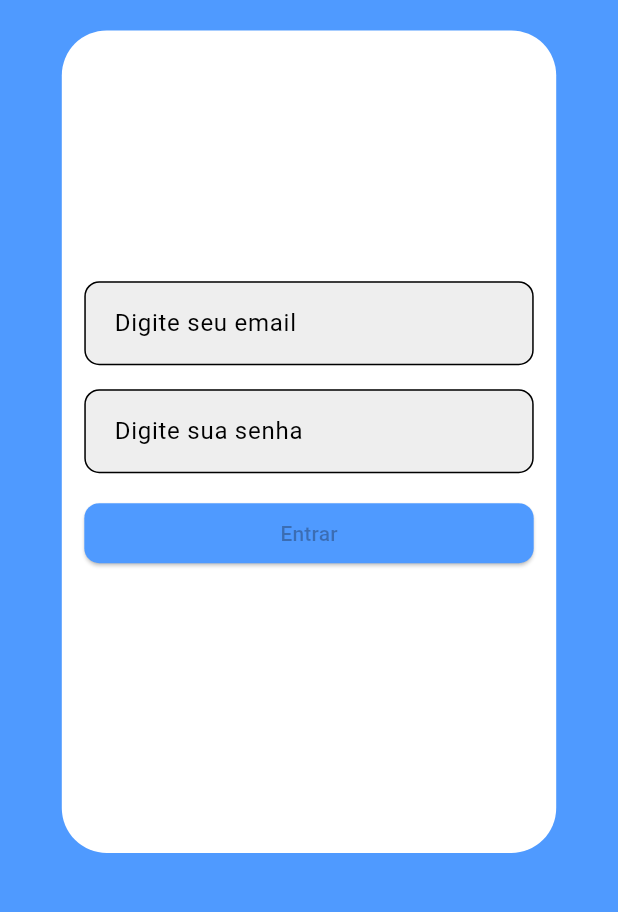
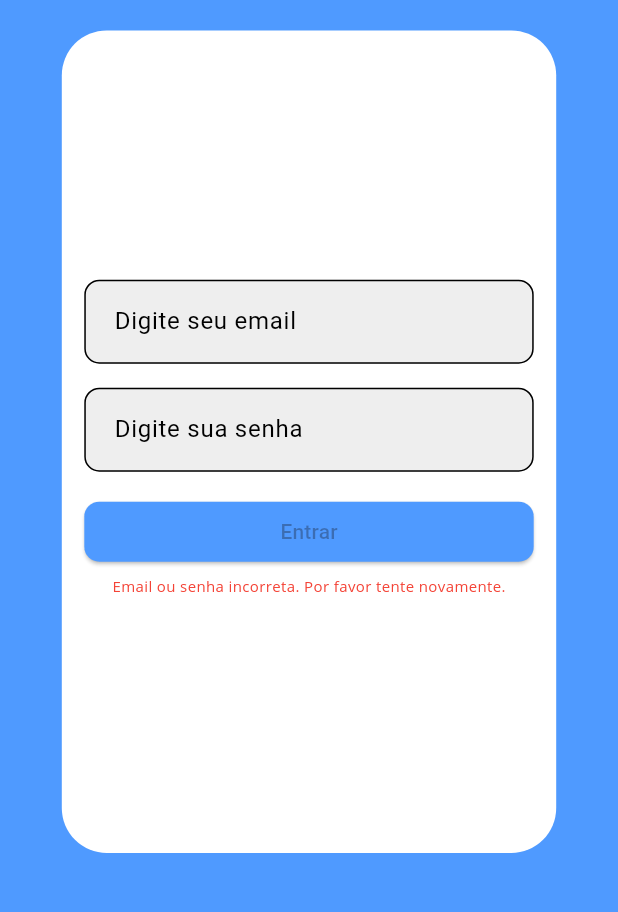
Before and after one commit to pedrohns/Calorie-Tracker-Mobile, a Flutter app: the screen it shows after launch, after a tap on "Entrar", on a phone screen of 412 x 824 dp, the part 293-1205 px from its top. Run offline on Flutter 3.47's test engine with Material 3 defaults, Android fonts, the phone set to English and light mode, and no system bars; our stand-ins replace dio, fl_chart, flutter_mobx, flutter_staggered_animations, get_it, mobx and 4 more; generated files the repository leaves out were written again; network calls fail.

Commit message:
Parte de login feita

```diff
--- a/calorie_tracker/lib/network/http.dart
+++ b/calorie_tracker/lib/network/http.dart
@@ -1,21 +1,19 @@
 import 'package:dio/dio.dart';
 
 const String baseUrl = "http://10.0.2.2:8080/";
-var dio = Dio();
+Dio _dio = Dio();
 
 class Http {
   static void configureDio() {
-    dio.options.connectTimeout = 1000 * 60 * 1;
-    dio.options.headers = {'Content-Type': 'application/json'};
+    _dio.options.connectTimeout = 1000 * 60 * 1;
+    _dio.options.headers = {'Content-Type': 'application/json'};
   }
 
   Future<dynamic> createConnection(String url) async {
     try {
       configureDio();
-      var response = await dio.get('http://10.0.2.2:8080/$url');
+      var response = await _dio.get('http://10.0.2.2:8080/$url');
       print('Http - ${response.data["food"].runtimeType}');
-      // print('Http - ${response.data["food"]}');
-      // print('Http - ${response.data.food.length}' );
       return response.data["food"];
     } catch (e) {
       //  print(e.toString());
@@ -23,12 +21,16 @@ class Http {
     }
   }
 
-  Future<dynamic> sendRequest(String url) async {
+  Future<dynamic> sendRequest(String url, String type, [Object? obj]) async {
     try {
       configureDio();
-      var response = await dio.get('http://10.0.2.2:8080/$url');
-      // print('Http - ${response.data["food"]}');
-      // print('Http - ${response.data.food.length}' );
+      dynamic response;
+      if(type == 'get') {
+        response = await _dio.get('http://10.0.2.2:8080/$url');
+      } else if (type == 'post') {
+        response = await _dio.post('http://10.0.2.2:8080/$url', data: obj);
+      }
+      print('sendRequest response ${response.data}');
       return response.data;
     } catch (e) {
       //  print(e.toString());
--- a/calorie_tracker/lib/view/login_page.dart
+++ b/calorie_tracker/lib/view/login_page.dart
@@ -21,11 +21,14 @@ class _LoginPageState extends State<LoginPage> {
     String email = emailController.text;
     var bytes = utf8.encode(passwordController.text);
     String password = sha256.convert(bytes).toString();
+    print('_login password: $password');
 
     try {
       var response = await http
-          .createConnection('checkLogin?email=${email}&password=${password}');
-      if (response.data['status'] == 'ok') {
+          .sendRequest('checkLogin', 'post',{
+            'email': email, 'password': password
+          });
+      if (response == 'Authenticated') {
         Navigator.of(context).pushReplacementNamed(AppRoutes.home);
       } else {
         setState(() {
@@ -40,10 +43,10 @@ class _LoginPageState extends State<LoginPage> {
   Widget showData() {
     if (isLoginFailed == 'failed') {
       return Padding(
-        padding: const EdgeInsets.all(8.0),
+        padding: const EdgeInsets.all(5.0),
         child: Text(
           'Email ou senha incorreta. Por favor tente novamente.',
-          style: TextStyle(color: Colors.red),
+          style: TextStyle(color: Colors.red, fontSize: 10.0),
         ),
       );
     } else if (isLoginFailed == 'loading') {
```
Also changed, not shown: 1 other file.
